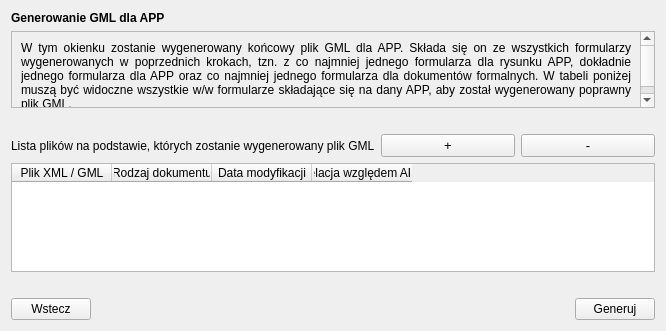
Qt form modules/app/views/ui/generowanie_gml_dialog_base.ui (envirosolutionspl/wtyczka_qgis_app) before a commit.
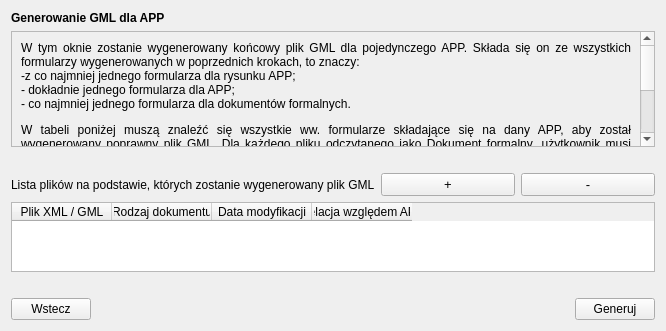
The same form after that commit.

```diff
--- a/modules/app/views/ui/generowanie_gml_dialog_base.ui
+++ b/modules/app/views/ui/generowanie_gml_dialog_base.ui
@@ -45,8 +45,8 @@
          <rect>
           <x>0</x>
           <y>0</y>
-          <width>650</width>
-          <height>62</height>
+          <width>627</width>
+          <height>158</height>
          </rect>
         </property>
         <layout class="QGridLayout" name="gridLayout_2">
@@ -58,7 +58,7 @@
             </font>
            </property>
            <property name="text">
-            <string>&lt;html&gt;&lt;head/&gt;&lt;body&gt;&lt;p&gt;W tym okienku zostanie wygenerowany końcowy plik GML dla APP. Składa się on ze wszystkich formularzy wygenerowanych w poprzednich krokach, tzn. z co najmniej jednego formularza dla rysunku APP, dokładnie jednego formularza dla APP oraz co najmniej jednego formularza dla dokumentów formalnych. W tabeli poniżej muszą być widoczne wszystkie w/w formularze składające się na dany APP, aby został wygenerowany poprawny plik GML. &lt;/p&gt;&lt;/body&gt;&lt;/html&gt;</string>
+            <string>&lt;html&gt;&lt;head/&gt;&lt;body&gt;&lt;p&gt;W tym oknie zostanie wygenerowany końcowy plik GML dla pojedynczego APP. Składa się on ze wszystkich formularzy wygenerowanych w poprzednich krokach, to znaczy:&lt;br/&gt;-z co najmniej jednego formularza dla rysunku APP; &lt;br/&gt;- dokładnie jednego formularza dla APP;&lt;br/&gt;- co najmniej jednego formularza dla dokumentów formalnych. &lt;/p&gt;&lt;p&gt;W tabeli poniżej muszą znaleźć się wszystkie ww. formularze składające się na dany APP, aby został wygenerowany poprawny plik GML. Dla każdego pliku odczytanego jako &lt;span style=&quot; text-decoration: underline;&quot;&gt;Dokument formalny&lt;/span&gt;, użytkownik musi wybrać odpowiednią relację jaka wiąże ten dokument z APP. &lt;/p&gt;&lt;p&gt;Następnie można wybrać przycisk &lt;span style=&quot; text-decoration: underline;&quot;&gt;Generuj&lt;/span&gt;, który zwaliduje i zapisze plik GML dla APP na dysku. Po poprawnym wygenerowaniu użytkownik może zdecydować czy będzie tworzył kolejne APP, czy przejdzie do tworzenia zbioru. &lt;/p&gt;&lt;p&gt;&lt;br/&gt;&lt;/p&gt;&lt;/body&gt;&lt;/html&gt;</string>
            </property>
            <property name="alignment">
             <set>Qt::AlignJustify|Qt::AlignVCenter</set>
```
